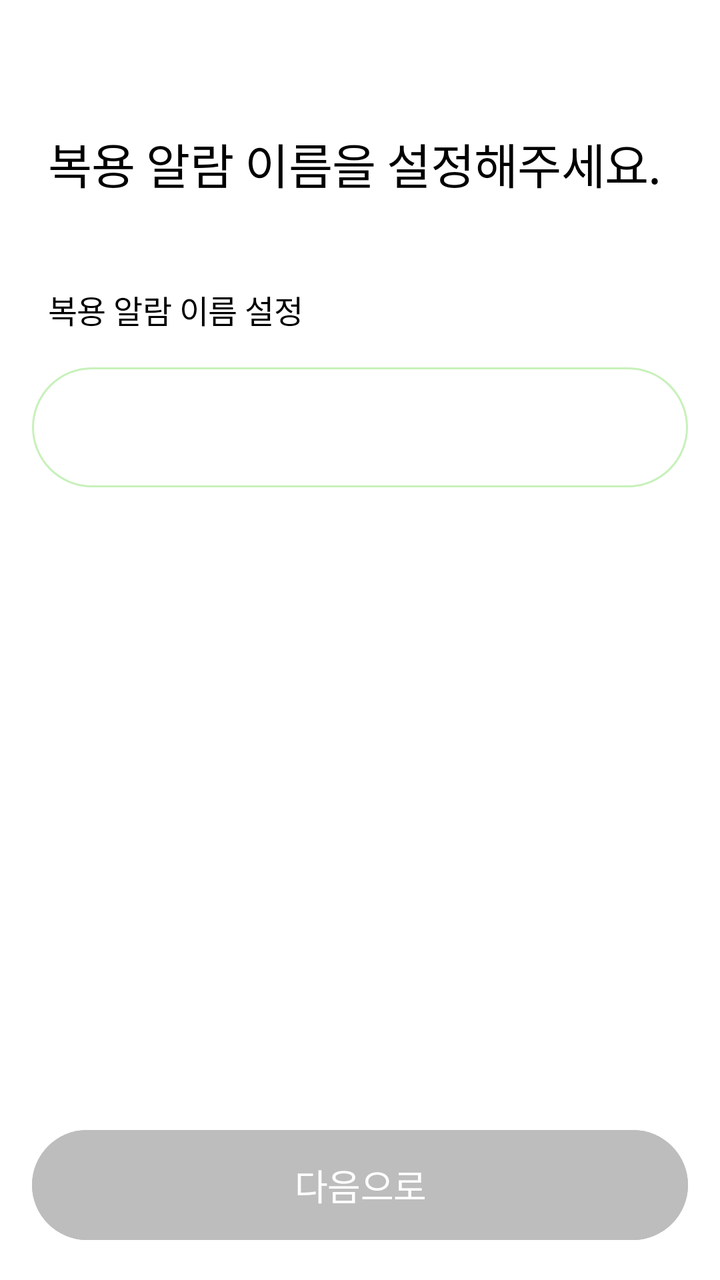
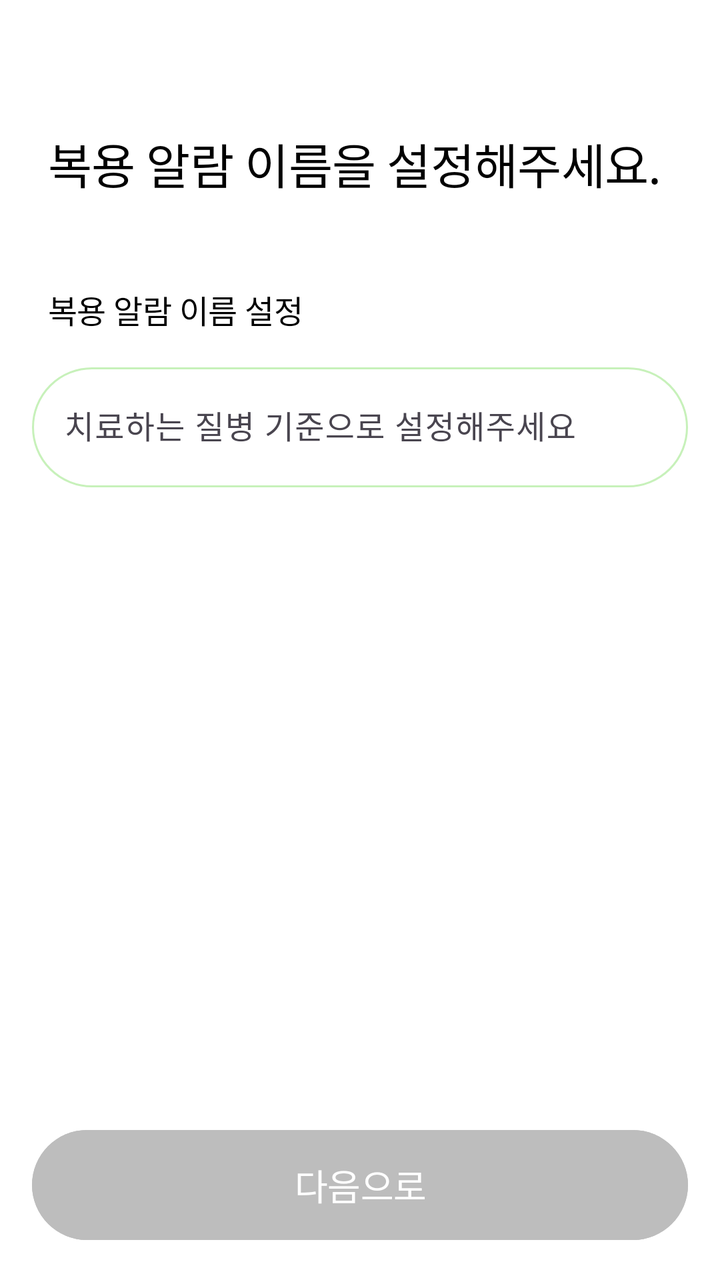

Compare the two renders of this Android layout. The source of the first and the diff that turns it into the second are given below.
<!-- AndroidManifest.xml: application theme Theme.ElderCare -->
<!-- res/layout/fragment_set_alarm_name.xml -->
<?xml version="1.0" encoding="utf-8"?>
<androidx.constraintlayout.widget.ConstraintLayout xmlns:android="http://schemas.android.com/apk/res/android"
    xmlns:app="http://schemas.android.com/apk/res-auto"
    xmlns:tools="http://schemas.android.com/tools"
    android:layout_width="match_parent"
    android:layout_height="match_parent">

    <TextView
        android:layout_marginStart="@dimen/spacing3"
        android:id="@+id/textView5"
        android:layout_width="wrap_content"
        android:layout_height="wrap_content"
        android:layout_marginTop="@dimen/spacing13"
        android:padding="@dimen/spacing3"
        android:text="복용 알람 이름을 설정해주세요."
        android:textAppearance="@style/TextAppearance.Title1"
        app:layout_constraintStart_toStartOf="parent"
        app:layout_constraintTop_toTopOf="parent" />

    <TextView
        android:id="@+id/textView7"
        android:layout_width="wrap_content"
        android:layout_height="wrap_content"
        android:layout_marginStart="@dimen/spacing3"
        android:padding="@dimen/spacing3"
        android:layout_marginTop="@dimen/spacing5"
        android:text="복용 알람 이름 설정"
        android:textAppearance="@style/TextAppearance.SubTitle3"
        app:layout_constraintStart_toStartOf="parent"
        app:layout_constraintTop_toBottomOf="@+id/textView5" />

    <com.google.android.material.textfield.TextInputLayout
        android:id="@+id/textFieldLayout"
        android:layout_width="match_parent"
        android:layout_height="wrap_content"
        app:errorEnabled="true"
        app:boxCornerRadiusBottomStart="@dimen/spacing6"
        app:boxCornerRadiusTopEnd="@dimen/spacing6"
        app:boxCornerRadiusTopStart="@dimen/spacing6"
        app:boxCornerRadiusBottomEnd="@dimen/spacing6"
        app:boxStrokeColor="@color/secondary_02"
        app:layout_constraintEnd_toEndOf="parent"
        app:layout_constraintStart_toStartOf="parent"
        app:boxStrokeErrorColor="@color/sys_error_01"
        app:layout_constraintTop_toBottomOf="@+id/textView7">

        <com.google.android.material.textfield.TextInputEditText
            android:background="@drawable/rectangle_green_with_stroke"
            android:id="@+id/textInputEditText"
            android:layout_width="match_parent"
            android:layout_height="wrap_content"
            android:layout_marginHorizontal="@dimen/spacing4"
            android:layout_marginTop="@dimen/spacing3"
            android:textColor="@color/Gray500"
            android:maxLines="1"
            android:padding="@dimen/spacing4"
            app:layout_constraintEnd_toEndOf="parent"
            app:layout_constraintStart_toStartOf="parent"
            app:layout_constraintTop_toBottomOf="@+id/textView7" />


    </com.google.android.material.textfield.TextInputLayout>



    <com.google.android.material.button.MaterialButton
        android:id="@+id/btn_next"
        android:clickable="false"
        android:layout_marginHorizontal="@dimen/spacing4"
        android:layout_marginBottom="@dimen/spacing5"
        style="@style/Theme.ElderCare.Button.Capsule"
        android:layout_width="match_parent"
        android:layout_height="wrap_content"
        android:enabled="true"
        android:text="다음으로"
        app:layout_constraintBottom_toBottomOf="parent"
        app:layout_constraintEnd_toEndOf="parent"
        app:layout_constraintStart_toStartOf="parent" />
</androidx.constraintlayout.widget.ConstraintLayout>
<!-- resources referenced by this layout -->
<resources>
  <color name="Gray500">#707070</color>
  <color name="secondary_02">#C7F1BA</color>
  <color name="sys_error_01">#DE4242</color>
  <dimen name="spacing13">52dp</dimen>
  <dimen name="spacing3">12dp</dimen>
  <dimen name="spacing4">16dp</dimen>
  <dimen name="spacing5">20dp</dimen>
  <dimen name="spacing6">24dp</dimen>
  <!-- drawable rectangle_green_with_stroke (drawable) -->
  <?xml version="1.0" encoding="utf-8"?>
  <shape xmlns:android="http://schemas.android.com/apk/res/android">
  
      <size android:width="300dp"
          android:height="60dp"/>
  
      <corners
          android:radius="100dp"/>
      <stroke
          android:width="1dp"
          android:color="@color/secondary_02"/>
  
      <solid
          android:color="@color/white"/>
  </shape>
  <style name="TextAppearance.SubTitle3" parent="TextAppearance.ElderCare">
          <item name="android:textSize">16sp</item>
          <item name="android:lineSpacingExtra">23sp</item>
          <item name="android:lineSpacingMultiplier">0</item>
          <item name="android:fontFamily">@font/pretendard_medium</item>
      </style>
  <style name="TextAppearance.Title1" parent="TextAppearance.ElderCare">
          <item name="android:textSize">24sp</item>
          <item name="android:lineSpacingExtra">35sp</item>
          <item name="android:lineSpacingMultiplier">0</item>
          <item name="android:fontFamily">@font/pretendard_bold</item>
      </style>
  <style name="Theme.ElderCare.Button.Capsule" parent="Theme.ElderCare.Button.Capsule.Base">
          <item name="android:backgroundTint">@color/selector_capsule_btn_color</item>
          <item name="android:textColor">@color/white</item>
      </style>
  <style name="Theme.ElderCare" parent="Base.Theme.ElderCare" />
  <color name="white">#FFFFFF</color>
  <style name="TextAppearance.ElderCare" parent="">
          <item name="android:letterSpacing">-0.01</item>
          <item name="android:includeFontPadding">false</item>
      </style>
  <style name="Theme.ElderCare.Button.Capsule.Base" parent="Theme.ElderCare.Button.Base">
          <item name="android:width">328dp</item>
          <item name="android:height">55dp</item>
          <item name="cornerRadius">@dimen/padding_2xl</item>
      </style>
  <style name="Base.Theme.ElderCare" parent="Theme.Material3.DayNight.NoActionBar">
          <item name="android:statusBarColor">@color/white</item>
          <item name="android:includeFontPadding">false</item>
          <item name="android:windowBackground">@color/white</item>
      </style>
  <style name="Theme.ElderCare.Button.Base" parent="Widget.Material3.Button">
          <item name="android:insetTop">0dp</item>
          <item name="android:insetBottom">0dp</item>
          <item name="android:minHeight">0dp</item>
          <item name="android:minWidth">0dp</item>
          <item name="android:stateListAnimator">@null</item>
          <item name="android:textAppearance">@style/TextAppearance.SubTitle1</item>
      </style>
  <dimen name="padding_2xl">32dp</dimen>
  <style name="TextAppearance.SubTitle1" parent="TextAppearance.ElderCare">
          <item name="android:textSize">18sp</item>
          <item name="android:lineSpacingExtra">25sp</item>
          <item name="android:lineSpacingMultiplier">0</item>
          <item name="android:fontFamily">@font/pretendard_medium</item>
      </style>
</resources>

<!-- the commit's change to res/layout/fragment_set_alarm_name.xml (unified diff, before → after) -->
@@ -41,6 +41,7 @@
         app:boxStrokeColor="@color/secondary_02"
         app:layout_constraintEnd_toEndOf="parent"
         app:layout_constraintStart_toStartOf="parent"
+        android:hint="치료하는 질병 기준으로 설정해주세요"
         app:boxStrokeErrorColor="@color/sys_error_01"
         app:layout_constraintTop_toBottomOf="@+id/textView7">
 
